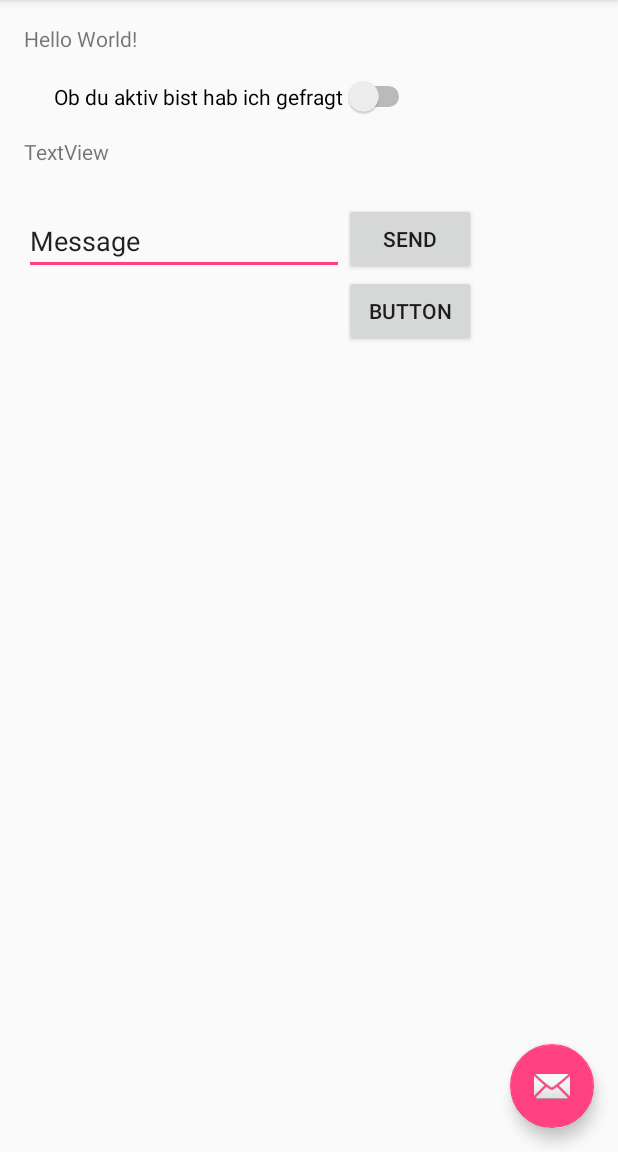
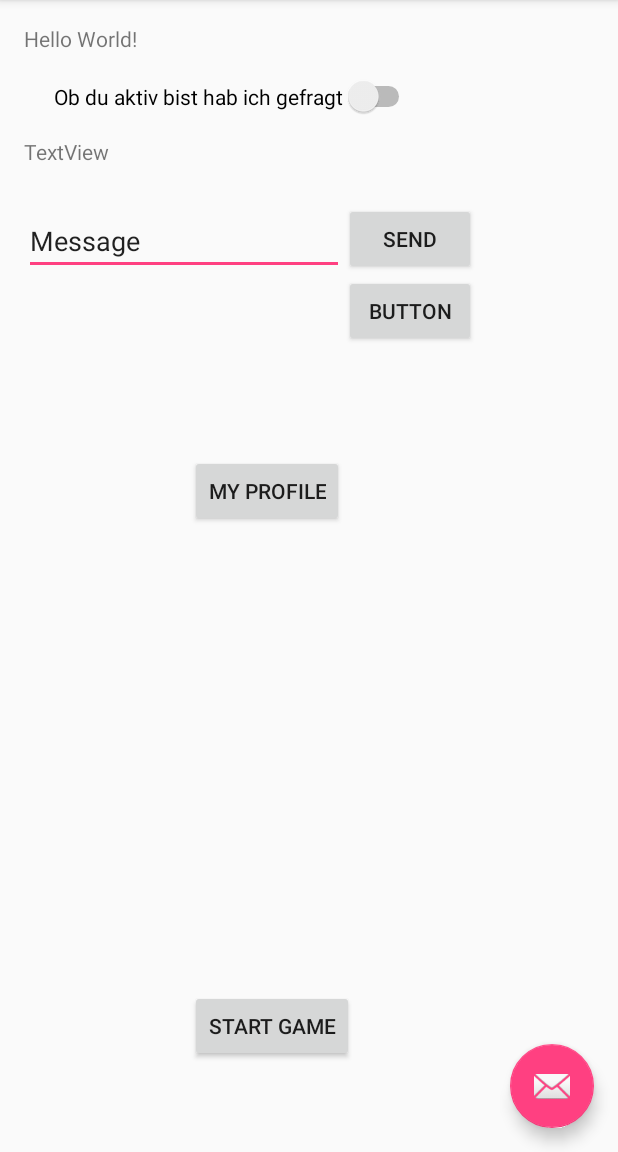
Before and after one commit to SimonBlasen/MrFriederich, an Android app: the screen it shows after launch (MainActivity), in the side drawer, after a tap on "Gallery", on a phone screen of 412 x 824 dp, the part 84-1236 px from its top. Run offline under Robolectric (Android 15) with nearby library versions, the phone set to English and light mode, and no system bars.

Commit message:
late at night my first comit... check start game nicer shit!

```diff
--- a/GLET/app/build.gradle
+++ b/GLET/app/build.gradle
@@ -26,5 +26,6 @@ dependencies {
     })
     compile 'com.android.support:appcompat-v7:25.1.1'
     compile 'com.android.support:design:25.1.1'
+    compile 'com.android.support.constraint:constraint-layout:1.0.2'
     testCompile 'junit:junit:4.12'
 }
--- a/GLET/app/src/main/java/com/sapp/glet/MainActivity.java
+++ b/GLET/app/src/main/java/com/sapp/glet/MainActivity.java
@@ -126,6 +126,26 @@ public class MainActivity extends AppCompatActivity
             }
         });
 
+        Button b_game = (Button) findViewById(R.id.button_start_game);
+        b_game.setOnClickListener(new View.OnClickListener(){
+            @Override
+            public void onClick(View v){
+                Intent launch_profile = new Intent(theContext, StartGame.class);
+                theContext.startActivity(launch_profile);
+            }
+        });
+
+        Button b_profile = (Button) findViewById(R.id.button_profile);
+        b_profile.setOnClickListener(new View.OnClickListener(){
+            @Override
+            public void onClick(View v){
+                Intent launch_profile = new Intent(theContext, AgoraProfile.class);
+                theContext.startActivity(launch_profile);
+            }
+        });
+
+
+
 
         //getApplication().startService(new Intent(getApplication(), PullService.class));
         /*client = new Client("m.m-core.eu", 24400);
@@ -200,4 +220,6 @@ public class MainActivity extends AppCompatActivity
         TextView tv = (TextView) findViewById(R.id.textViewMsg);
         //tv.setText(message);
     }
+
+
 }
--- /dev/null
+++ b/GLET/app/src/main/java/com/sapp/glet/StartGame.java
@@ -0,0 +1,13 @@
+package com.sapp.glet;
+
+import android.support.v7.app.AppCompatActivity;
+import android.os.Bundle;
+
+public class StartGame extends AppCompatActivity {
+
+    @Override
+    protected void onCreate(Bundle savedInstanceState) {
+        super.onCreate(savedInstanceState);
+        setContentView(R.layout.start_game);
+    }
+}
--- a/GLET/app/src/main/res/layout/content_main.xml
+++ b/GLET/app/src/main/res/layout/content_main.xml
@@ -70,4 +70,24 @@
         android:layout_toEndOf="@+id/editTextMsg"
         android:layout_toRightOf="@+id/editTextMsg"
         android:text="Button" />
+
+    <Button
+        android:id="@+id/button_profile"
+        android:layout_width="wrap_content"
+        android:layout_height="wrap_content"
+        android:layout_below="@+id/button2"
+        android:layout_marginTop="72dp"
+        android:layout_toLeftOf="@+id/button2"
+        android:layout_toStartOf="@+id/button2"
+        android:text="My Profile" />
+
+    <Button
+        android:id="@+id/button_start_game"
+        android:layout_width="wrap_content"
+        android:layout_height="wrap_content"
+        android:layout_alignLeft="@+id/button_profile"
+        android:layout_alignParentBottom="true"
+        android:layout_alignStart="@+id/button_profile"
+        android:layout_marginBottom="44dp"
+        android:text="Start Game" />
 </RelativeLayout>
```
Also changed, not shown: GLET/app/src/main/AndroidManifest.xml (+13 -8 lines), GLET/app/src/main/java/com/sapp/glet/AgoraProfile.java (added, +32 -0 lines), GLET/app/src/main/java/com/sapp/glet/database/Player.java (+22 -0 lines), GLET/app/src/main/java/com/sapp/glet/database/stats/StatsParagon.java (+44 -0 lines), GLET/app/src/main/res/layout/agora_profile.xml (added, +46 -0 lines), GLET/app/src/main/res/layout/start_game.xml (added, +82 -0 lines).
